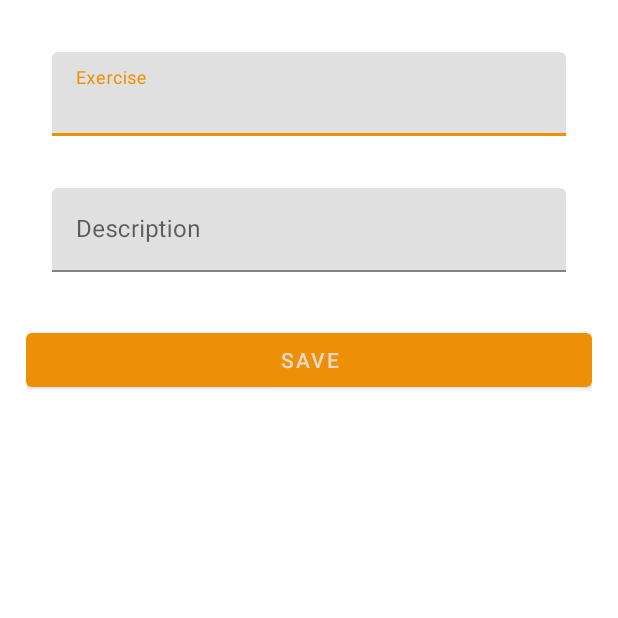
After one commit to MaxEdwards20/Swift, an Android app: the fragment CreateExercisesFragment shown on its own in the app's theme, on a phone screen of 412 x 824 dp, the top half of it. The commit adds this screen. Run offline under Robolectric (Android 15) with nearby library versions, the phone set to English and light mode, and no system bars; our stand-ins replace Room's generated code.

Commit message:
Database is storing data correctly

```diff
--- /dev/null
+++ b/app/src/main/java/com/example/swift/CreateExercisesFragment.java
@@ -0,0 +1,28 @@
+package com.example.swift;
+
+import android.os.Bundle;
+import android.view.View;
+
+import androidx.annotation.NonNull;
+import androidx.annotation.Nullable;
+import androidx.fragment.app.Fragment;
+import androidx.lifecycle.ViewModelProvider;
+
+import com.example.swift.viewModels.ExercisesViewModel;
+import com.google.android.material.textfield.TextInputEditText;
+
+public class CreateExercisesFragment extends Fragment {
+    public CreateExercisesFragment(){super(R.layout.fragment_create_exercises);}
+
+    @Override
+    public void onViewCreated(@NonNull View view, @Nullable Bundle savedInstanceState) {
+        super.onViewCreated(view, savedInstanceState);
+        ExercisesViewModel viewModel = new ViewModelProvider(getActivity()).get(ExercisesViewModel.class); // view model store owner
+        view.findViewById(R.id.save).setOnClickListener(save ->{
+            TextInputEditText nameEditText = view.findViewById(R.id.exerciseNameEditText);
+            TextInputEditText descriptionEditText = view.findViewById(R.id.exerciseDescriptionEditText);
+            viewModel.saveExercise(nameEditText.getText().toString(), descriptionEditText.getText().toString());
+        });
+
+    }
+}
--- a/app/src/main/java/com/example/swift/MainActivity.java
+++ b/app/src/main/java/com/example/swift/MainActivity.java
@@ -26,7 +26,7 @@ public class MainActivity extends AppCompatActivity {
 
         getSupportFragmentManager().beginTransaction()
                 .setReorderingAllowed(true)
-                .add(R.id.fragment_container, Exercises.class, null)
+                .add(R.id.fragment_container, ExercisesFragment.class, null)
                 .commit();
     }
 }
--- /dev/null
+++ b/app/src/main/java/com/example/swift/database/AppDatabase.java
@@ -0,0 +1,13 @@
+package com.example.swift.database;
+
+
+import androidx.room.Database;
+import androidx.room.Room;
+import androidx.room.RoomDatabase;
+
+import com.example.swift.models.Exercise;
+
+@Database(entities = {Exercise.class}, version=1)
+public abstract class AppDatabase extends RoomDatabase {
+    public abstract ExercisesEntriesDao getExercisesDao();
+}
--- /dev/null
+++ b/app/src/main/java/com/example/swift/database/ExercisesEntriesDao.java
@@ -0,0 +1,32 @@
+package com.example.swift.database;
+
+import androidx.room.Dao;
+import androidx.room.Delete;
+import androidx.room.Insert;
+import androidx.room.Query;
+import androidx.room.Update;
+
+import com.example.swift.models.Exercise;
+
+import java.util.List;
+// CRUD
+
+
+@Dao
+public interface ExercisesEntriesDao {
+    @Insert
+    public long insert(Exercise entry);
+
+    @Query("SELECT * FROM exercise")
+    public List<Exercise> getAll();
+
+    @Query("SELECT * FROM exercise WHERE id = :id")
+    public Exercise findByID(long id);
+
+    @Update
+    public void update(Exercise entry);
+
+    @Delete
+    public void delete(Exercise entry);
+
+}
--- /dev/null
+++ b/app/src/main/java/com/example/swift/viewModels/ExercisesViewModel.java
@@ -0,0 +1,30 @@
+package com.example.swift.viewModels;
+
+import android.app.Application;
+
+import androidx.annotation.NonNull;
+import androidx.lifecycle.AndroidViewModel;
+import androidx.room.Room;
+
+import com.example.swift.database.AppDatabase;
+import com.example.swift.models.Exercise;
+
+public class ExercisesViewModel extends AndroidViewModel {
+    private AppDatabase database;
+
+    public ExercisesViewModel(@NonNull Application application) {
+        super(application);
+        database = Room.databaseBuilder(application, AppDatabase.class, "exercisesdb").build();
+    }
+
+    public void saveExercise(String name, String description){
+        // insert into database
+        new Thread(() ->{
+            Exercise exercise = new Exercise();
+            exercise.name = name;
+            exercise.description = description;
+            exercise.createdAt = System.currentTimeMillis();
+            exercise.id = database.getExercisesDao().insert(exercise);
+            }).start();
+    }
+}
--- a/app/src/main/res/layout/activity_main.xml
+++ b/app/src/main/res/layout/activity_main.xml
@@ -30,7 +30,6 @@
         </com.google.android.material.appbar.AppBarLayout>
 
 
-
         <androidx.fragment.app.FragmentContainerView
             app:layout_behavior="@string/appbar_scrolling_view_behavior"
             android:id="@+id/fragment_container"
@@ -46,6 +45,8 @@
         android:layout_gravity="start"
         app:headerLayout="@layout/header_navigation_drawer"
         app:menu="@menu/drawer_navigation_menu"
-        />
+        >
+
+    </com.google.android.material.navigation.NavigationView>
 
 </androidx.drawerlayout.widget.DrawerLayout>
--- /dev/null
+++ b/app/src/main/res/layout/fragment_create_exercises.xml
@@ -0,0 +1,60 @@
+<?xml version="1.0" encoding="utf-8"?>
+<FrameLayout xmlns:android="http://schemas.android.com/apk/res/android"
+    xmlns:app="http://schemas.android.com/apk/res-auto"
+    xmlns:tools="http://schemas.android.com/tools"
+    android:id="@+id/frameLayout"
+    android:layout_width="match_parent"
+    android:layout_height="match_parent"
+    android:layout_margin="17dp"
+    tools:context="CreateExercisesFragment">
+
+    <LinearLayout
+        android:layout_width="match_parent"
+        android:layout_height="wrap_content"
+        android:orientation="vertical"
+    >
+
+    <com.google.android.material.textfield.TextInputLayout
+        android:id="@+id/exerciseName"
+        android:layout_width="match_parent"
+        android:layout_height="wrap_content"
+        android:layout_margin="17dp"
+        android:layout_marginTop="17dp"
+        android:hint="Exercise"
+        style="@style/Widget.MaterialComponents.TextInputLayout.FilledBox">
+
+        <com.google.android.material.textfield.TextInputEditText
+            android:id="@+id/exerciseNameEditText"
+            android:layout_width="match_parent"
+            android:layout_height="wrap_content" />
+
+    </com.google.android.material.textfield.TextInputLayout>
+
+    <com.google.android.material.textfield.TextInputLayout
+        android:id="@+id/exerciseDescription"
+        android:layout_width="match_parent"
+        android:layout_height="wrap_content"
+        android:layout_margin="17dp"
+        android:layout_marginTop="17dp"
+        android:hint="Description"
+        style="@style/Widget.MaterialComponents.TextInputLayout.FilledBox">
+
+
+        <com.google.android.material.textfield.TextInputEditText
+            android:id="@+id/exerciseDescriptionEditText"
+            android:layout_width="match_parent"
+            android:layout_height="wrap_content" />
+
+    </com.google.android.material.textfield.TextInputLayout>
+
+
+    <Button
+        android:id="@+id/save"
+        android:layout_width="match_parent"
+        android:layout_height="wrap_content"
+        android:layout_marginTop="17dp"
+        android:layout_marginBottom="17dp"
+        android:text="Save" />
+
+    </LinearLayout>
+</FrameLayout>
--- a/app/src/main/res/layout/fragment_exercises.xml
+++ b/app/src/main/res/layout/fragment_exercises.xml
@@ -8,9 +8,9 @@
 
     <com.google.android.material.floatingactionbutton.FloatingActionButton
         android:id="@+id/floating_action_button"
-        android:layout_width="268dp"
+        android:layout_width="match_parent"
         android:layout_height="wrap_content"
-        android:layout_gravity="bottom|left"
+        android:layout_gravity="bottom|right"
         android:layout_margin="16dp"
         android:contentDescription="nothing"
         app:srcCompat="@drawable/ic_baseline_check_circle_24"
```
Also changed, not shown: app/src/main/java/com/example/swift/Exercise.java (deleted, +0 -23 lines), app/src/main/java/com/example/swift/Exercises.java (deleted, +0 -32 lines), app/src/main/java/com/example/swift/ExercisesAdapter.java (+4 -3 lines), app/src/main/java/com/example/swift/ExercisesFragment.java (added, +37 -0 lines), app/src/main/java/com/example/swift/models/Exercise.java (added, +26 -0 lines), app/src/main/java/com/example/swift/placeholder/PlaceholderContent.java (deleted, +0 -72 lines), 1 other file.
